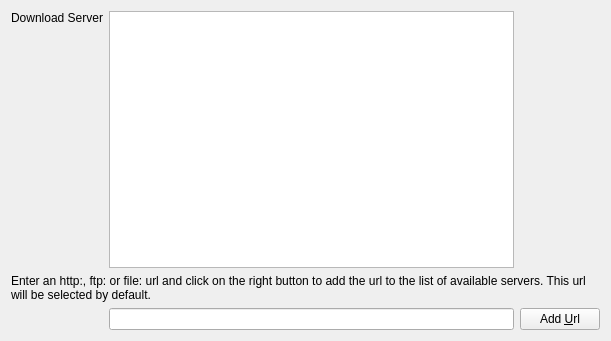
Before: the Qt Designer form gui/mirrorsettingspage.ui in KDE/kdewin-installer, drawn with Qt 5.
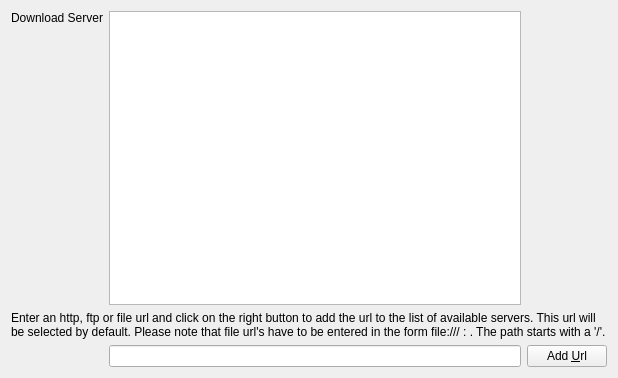
After: the same form once the commit is applied.

Commit message: added documentation about structure of local file url's

```diff
--- a/gui/mirrorsettingspage.ui
+++ b/gui/mirrorsettingspage.ui
@@ -5,8 +5,8 @@
    <rect>
     <x>0</x>
     <y>0</y>
-    <width>611</width>
-    <height>341</height>
+    <width>618</width>
+    <height>378</height>
    </rect>
   </property>
   <property name="windowTitle" >
@@ -51,7 +51,7 @@
    <item row="2" column="0" colspan="3" >
     <widget class="QLabel" name="label" >
      <property name="text" >
-      <string>Enter an http:, ftp: or file: url and click on the right button to add the url to the list of available servers. This url will be selected by default.</string>
+      <string>Enter an http, ftp or file url and click on the right button to add the url to the list of available servers. This url will be selected by default. Please note that file url's have to be entered in the form file:///&lt;drive>:&lt;path>. The path starts with a '/'. </string>
      </property>
      <property name="alignment" >
       <set>Qt::AlignLeading|Qt::AlignLeft|Qt::AlignTop</set>
```
Left out of the diff: 2 changed lines with no effect on the pictures.
